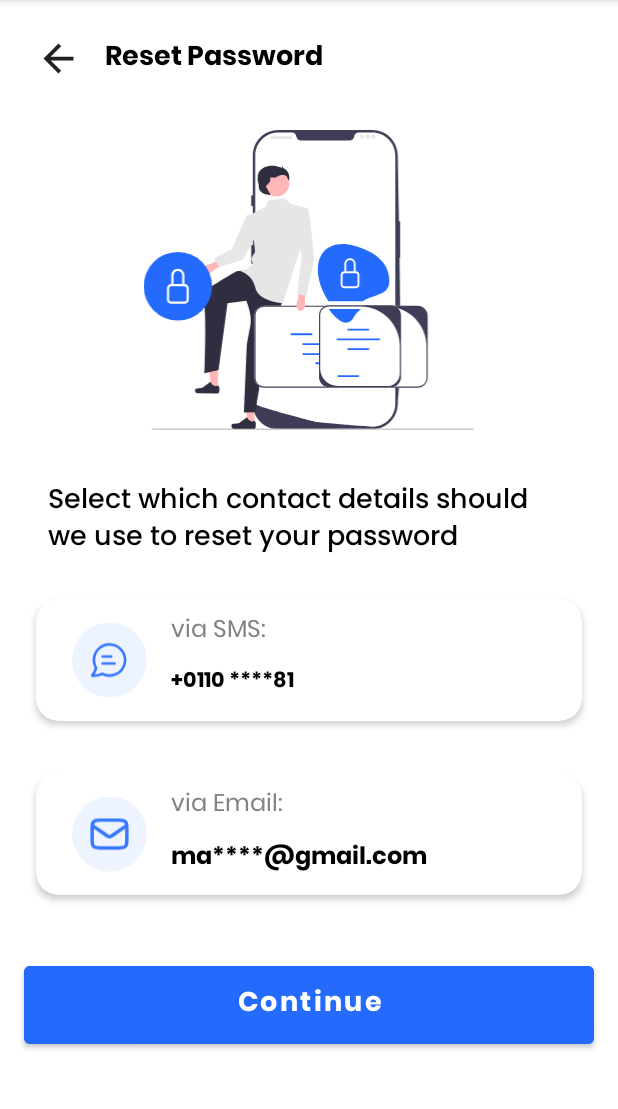
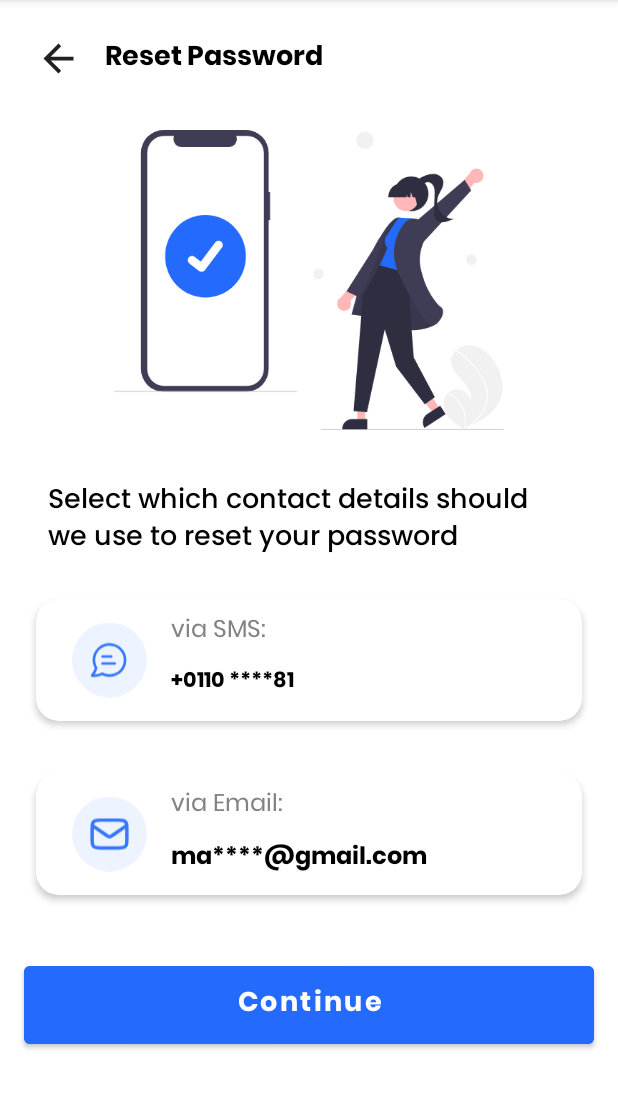
Before and after one commit to MahmoudLkashef/Shifa-a, an Android app: the fragment ForgetPasswordFragment shown on its own in the app's theme, on a phone screen of 412 x 824 dp, the part 84-1193 px from its top. Run offline under Robolectric (Android 15) with nearby library versions, the phone set to English and light mode, and no system bars.

Commit message:
Created Reset Password Screen Layout

```diff
--- a/app/src/main/res/drawable/reset_password.xml
+++ b/app/src/main/res/drawable/reset_password.xml
@@ -1,141 +1,95 @@
 <vector xmlns:android="http://schemas.android.com/apk/res/android"
-    android:width="564.98dp"
-    android:height="512.3dp"
-    android:viewportWidth="564.98"
-    android:viewportHeight="512.3">
+    android:width="364dp"
+    android:height="280dp"
+    android:viewportWidth="816.22"
+    android:viewportHeight="621">
   <path
-      android:pathData="M390.43,511.01H230.11c-24.04,0 -43.61,-19.56 -43.61,-43.61V43.61c0,-24.04 19.56,-43.61 43.61,-43.61h160.31c24.04,0 43.61,19.56 43.61,43.61 2.98,170.18 8.07,360.76 0,423.79 0,24.05 -19.56,43.61 -43.61,43.61l-0,0Z"
+      android:pathData="M326.61,128.78h-2.98L323.63,47.21A47.21,47.21 0,0 0,276.42 0L103.6,0a47.21,47.21 0,0 0,-47.21 47.21L56.39,494.71a47.21,47.21 0,0 0,47.21 47.21L276.42,541.92a47.21,47.21 0,0 0,47.21 -47.21v-307.87h2.98Z"
       android:fillColor="#3f3d56"/>
   <path
-      android:pathData="M436.27,155.88c-1.02,0 -1.84,0.83 -1.84,1.84v59.03c0,1.02 0.83,1.84 1.84,1.84s1.84,-0.83 1.84,-1.84v-59.03c0,-1.02 -0.83,-1.84 -1.84,-1.84Z"
+      android:pathData="M278.33,12.28L255.77,12.28A16.75,16.75 0,0 1,240.26 35.36L141.25,35.36a16.75,16.75 0,0 1,-15.51 -23.08L104.67,12.28A35.26,35.26 0,0 0,69.42 47.54L69.42,494.38a35.26,35.26 0,0 0,35.26 35.26L278.33,529.64a35.26,35.26 0,0 0,35.26 -35.26h0L313.58,47.54A35.26,35.26 0,0 0,278.33 12.28Z"
+      android:fillColor="#fff"/>
+  <path
+      android:pathData="M382,542h-381a1,1 0,0 1,0 -2h381a1,1 0,0 1,0 2Z"
+      android:fillColor="#cbcbcb"/>
+  <path
+      android:pathData="M191.5,261.23m-84.45,0a84.45,84.45 0,1 1,168.89 0a84.45,84.45 0,1 1,-168.89 0"
+      android:fillColor="#246bfd"/>
+  <path
+      android:pathData="M183.13,293.45a8.76,8.76 0,0 1,-5.27 -1.75l-0.09,-0.07 -19.85,-15.18a8.82,8.82 0,1 1,10.73 -14l12.85,9.86L211.89,232.67a8.82,8.82 0,0 1,12.36 -1.63l0,0 -0.19,0.26 0.19,-0.26a8.83,8.83 0,0 1,1.63 12.36l-35.73,46.59a8.82,8.82 0,0 1,-7.01 3.44Z"
+      android:fillColor="#fff"/>
+  <path
+      android:pathData="M694.24,550.3a26.26,26.26 0,0 1,3.61 -4.6c0.56,-0.59 1.16,-1.14 1.77,-1.67a28.14,28.14 0,0 1,46.4 16.01c4.12,-15.25 -6.61,-30.28 -17.41,-41.82 -10.8,-11.54 -23.14,-24.19 -23.08,-40 0.03,-8.8 4.33,-16.64 10.83,-22.46 0.2,-0.18 0.4,-0.35 0.61,-0.52a41.07,41.07 0,0 1,28.29 -9.86c19.2,1.03 35.96,13.93 47.6,29.24 18.74,24.63 26.95,59.2 13.83,87.23 -11.54,24.66 -36.15,39.3 -61.27,51.07q-5.26,2.47 -10.5,4.78c-0.02,0.01 -0.05,0.02 -0.07,0.03 -0.17,0.07 -0.34,0.15 -0.49,0.22 -0.72,0.32 -1.44,0.64 -2.16,0.95l0.33,0.22 1.03,0.67c-0.36,-0.22 -0.71,-0.43 -1.07,-0.64 -0.11,-0.07 -0.22,-0.13 -0.33,-0.19 -12.34,-7.4 -24.84,-15.23 -33.37,-26.79C689.97,580.17 686.42,562.98 694.24,550.3Z"
+      android:fillColor="#f1f1f1"/>
+  <path
+      android:pathData="M776.55,522.44a69.82,69.82 0,0 1,5.38 19.53,60.62 60.62,0 0,1 -0.73,18.01 77.67,77.67 0,0 1,-15.58 33.32,111.79 111.79,0 0,1 -20.18,19.62q-5.26,2.47 -10.5,4.78c-0.02,0.01 -0.05,0.02 -0.07,0.03 -0.17,0.07 -0.34,0.15 -0.49,0.22 -0.72,0.32 -1.44,0.64 -2.16,0.95l0.33,0.22 1.03,0.67c-0.36,-0.22 -0.71,-0.43 -1.07,-0.64 -0.11,-0.07 -0.22,-0.13 -0.33,-0.19a61.8,61.8 0,0 0,-11.21 -55.65A62.33,62.33 0,0 0,697.85 545.71c0.56,-0.59 1.16,-1.14 1.77,-1.67a64.62,64.62 0,0 1,9.9 5.66,63.32 63.32,0 0,1 23.96,31.74 64.73,64.73 0,0 1,1.4 36.19c0.62,-0.4 1.24,-0.82 1.85,-1.23 11.49,-7.75 22.08,-17.06 30.06,-28.47a72.26,72.26 0,0 0,12.82 -32.58c1.53,-12.83 -1.68,-25.45 -7.41,-36.91a151.26,151.26 0,0 0,-23.7 -33.67,171.87 171.87,0 0,0 -31.78,-27.32 1.24,1.24 0,0 1,-0.37 -1.66,1.05 1.05,0 0,1 0.61,-0.52 0.92,0.92 0,0 1,0.78 0.16c1.44,0.96 2.87,1.93 4.28,2.93a173.82,173.82 0,0 1,31.77 29.02C762.83,497.9 771.05,509.63 776.55,522.44Z"
+      android:fillColor="#fff"/>
+  <path
+      android:pathData="M525.04,21.28m-17.93,0a17.93,17.93 0,1 1,35.87 0a17.93,17.93 0,1 1,-35.87 0"
+      android:fillColor="#f1f1f1"/>
+  <path
+      android:pathData="M748.04,268.28m-10.93,0a10.93,10.93 0,1 1,21.87 0a10.93,10.93 0,1 1,-21.87 0"
+      android:fillColor="#f1f1f1"/>
+  <path
+      android:pathData="M428.04,298.28m-10.93,0a10.93,10.93 0,1 1,21.87 0a10.93,10.93 0,1 1,-21.87 0"
+      android:fillColor="#f1f1f1"/>
+  <path
+      android:pathData="M434.22,621h381a1,1 0,1 0,0 -2h-381a1,1 0,0 0,0 2Z"
+      android:fillColor="#cbcbcb"/>
+  <path
+      android:pathData="M773.17,96.63a14.65,14.65 0,0 0,-28.14 -7.43l-30.92,35.44 9.07,25.34 31.09,-41.42A14.57,14.57 0,0 0,773.17 96.63Z"
+      android:fillColor="#ffb7b7"/>
+  <path
+      android:pathData="M645.01,234.55l102.63,-109.53l-13.84,-22.01l-128.72,108.86l39.94,22.67z"
       android:fillColor="#3f3d56"/>
   <path
-      android:pathData="M429.88,43.61V467.39c0,20.93 -16.29,38.05 -36.89,39.38h-0.01c-0.3,0.02 -0.61,0.04 -0.92,0.05 -0.54,0.03 -1.09,0.04 -1.64,0.04 0,0 -2.03,-0.15 -5.74,-0.42 -3.74,-0.28 -9.2,-0.69 -15.99,-1.24 -2.04,-0.16 -4.19,-0.33 -6.46,-0.52 -4.52,-0.37 -9.48,-0.77 -14.8,-1.24 -2.12,-0.18 -4.32,-0.37 -6.56,-0.56 -11.46,-0.99 -24.29,-2.14 -37.82,-3.45 -2.29,-0.21 -4.59,-0.43 -6.92,-0.66 -0.61,-0.06 -105.48,-26.43 -105.48,-31.37V43.61c0,-21.8 17.66,-39.46 39.46,-39.46h23.56c3.76,0 6.79,2.93 7.11,6.69 0.03,0.25 0.06,0.5 0.1,0.75 0.68,3.77 4.14,6.4 7.98,6.4h82.8c3.84,0 7.3,-2.63 7.98,-6.4 0.05,-0.25 0.07,-0.5 0.1,-0.75 0.32,-3.75 3.35,-6.69 7.11,-6.69h23.56c21.8,0 39.46,17.66 39.46,39.46h-0Z"
-      android:fillColor="#fff"/>
+      android:pathData="M622.11,132m-36,0a36,36 0,1 1,72 0a36,36 0,1 1,-72 0"
+      android:fillColor="#2f2e41"/>
   <path
-      android:pathData="M185.59,111.61c-1.02,0 -1.84,0.83 -1.84,1.84v14.76c0,1.02 0.83,1.84 1.84,1.84s1.84,-0.83 1.84,-1.84v-14.76c0,-1.02 -0.83,-1.84 -1.84,-1.84Z"
+      android:pathData="M625,111.66A75.49,75.49 0,0 1,652.46 93.9c6.64,-2.46 13.86,-3.98 20.8,-2.58 6.94,1.4 13.5,6.2 15.44,13.01 1.58,5.57 -0.05,11.56 -2.51,16.81 -2.46,5.24 -5.74,10.1 -7.72,15.54a35.47,35.47 0,0 0,35.69 47.56c-6.82,0.91 -13.11,4.12 -19.77,5.82 -6.67,1.71 -14.53,1.59 -19.49,-3.19 -5.24,-5.05 -5.35,-13.27 -5.09,-20.54q0.57,-16.22 1.13,-32.44c0.19,-5.52 0.36,-11.21 -1.63,-16.36 -1.99,-5.15 -6.72,-9.66 -12.23,-9.61 -4.18,0.04 -7.88,2.57 -11.24,5.07 -3.35,2.5 -6.9,5.16 -11.07,5.54 -4.17,0.37 -8.92,-2.71 -8.61,-6.88Z"
+      android:fillColor="#2f2e41"/>
+  <path
+      android:pathData="M485.38,373.72a14.65,14.65 0,0 1,-11.04 -26.92l31.1,-35.28 26.3,5.68 -37,36.24a14.57,14.57 0,0 1,-9.37 20.29Z"
+      android:fillColor="#ffb7b7"/>
+  <path
+      android:pathData="M587.7,247.4l-77.51,97.3l-23.63,-10.85l91.11,-141.85l10.03,55.39z"
       android:fillColor="#3f3d56"/>
   <path
-      android:pathData="M185.59,155.88c-1.02,0 -1.84,0.83 -1.84,1.84v28.59c0,1.02 0.83,1.84 1.84,1.84s1.84,-0.83 1.84,-1.84v-28.59c0,-1.02 -0.83,-1.84 -1.84,-1.84v0Z"
+      android:pathData="M525.85,541.21l-18.47,-0.29l2.22,62.97l16.25,0l0,-62.68z"
+      android:fillColor="#ffb7b7"/>
+  <path
+      android:pathData="M529.99,598.58l-32,-0h-0A20.39,20.39 0,0 0,477.59 618.97v0.66l52.4,0Z"
+      android:fillColor="#2f2e41"/>
+  <path
+      android:pathData="M648.16,524.51l-20.18,12.96l40.37,48.57l13.67,-8.78l-33.86,-52.74z"
+      android:fillColor="#ffb7b7"/>
+  <path
+      android:pathData="M682.65,570.55 L655.72,587.84l-0,0a20.39,20.39 0,0 0,-6.14 28.18l0.36,0.56 44.09,-28.31Z"
+      android:fillColor="#2f2e41"/>
+  <path
+      android:pathData="M655.35,332.24s-44.84,-148.93 -59.25,-150.94 -37.63,38.21 -37.63,38.21c-30.1,38.41 -61.14,162.82 -61.14,162.82s51.75,3.24 89.57,23.36 82.47,-1.02 82.47,-1.02Z"
       android:fillColor="#3f3d56"/>
   <path
-      android:pathData="M185.59,196.47c-1.02,0 -1.84,0.83 -1.84,1.84v28.59c0,1.02 0.83,1.84 1.84,1.84s1.84,-0.83 1.84,-1.84v-28.59c0,-1.02 -0.83,-1.84 -1.84,-1.84Z"
+      android:fillColor="#FF000000"
+      android:pathData="M655.35,332.24s-44.84,-148.93 -59.25,-150.94 -31.73,38.62 -31.73,38.62c-15,62 -67.04,162.41 -67.04,162.41s51.75,3.24 89.57,23.36 82.47,-1.02 82.47,-1.02Z"
+      android:strokeAlpha="0.1"
+      android:fillAlpha="0.1"/>
+  <path
+      android:pathData="M618.57,287.68l0,74.83l8.81,108.4l44,82l-21,15l-60,-78l-23.73,-77.45l-37.27,171.45l-28,-2l19.45,-237.71l36.9,-66.91l60.85,10.38z"
+      android:fillColor="#2f2e41"/>
+  <path
+      android:pathData="M573.36,215.3c-14,14 -1,29 -1,29l-16,36 63,17 22.02,-98.38 -15,-16c-30,-1 -30.02,-1.62 -30.02,-1.62C591.1,186.44 573.36,215.3 573.36,215.3Z"
+      android:fillColor="#246bfd"/>
+  <path
+      android:pathData="M643.91,188.73a26.88,26.88 0,0 0,-37.78 5.91c-15.84,22.05 -30.48,57.66 -10.3,102.07 32.4,71.31 60.59,107.81 72.06,107.81a4.56,4.56 0,0 0,1.47 -0.23c7.06,-2.39 17.26,-14.33 19.1,-24.85 0.66,-3.77 0.5,-9.01 -4,-12.61 -12.94,-10.35 -36.16,-42.56 -43.4,-84.96 -4,-23.43 3.76,-44.77 10.98,-58.55a26.88,26.88 0,0 0,-7.78 -34.33h0Z"
       android:fillColor="#3f3d56"/>
   <path
-      android:pathData="M217.72,10.61L253.07,10.61A0.31,0.31 0,0 1,253.38 10.92L253.38,14.91A0.31,0.31 0,0 1,253.07 15.22L217.72,15.22A0.31,0.31 0,0 1,217.41 14.91L217.41,10.92A0.31,0.31 0,0 1,217.72 10.61z"
-      android:fillColor="#e6e6e6"/>
+      android:pathData="M611.25,141.21m-23.25,12.71a26.5,26.5 106.34,1 1,46.51 -25.42a26.5,26.5 106.34,1 1,-46.51 25.42"
+      android:fillColor="#ffb7b7"/>
   <path
-      android:pathData="M372.69,11.53m-3.69,0a3.69,3.69 0,1 1,7.38 0a3.69,3.69 0,1 1,-7.38 0"
-      android:fillColor="#e6e6e6"/>
-  <path
-      android:pathData="M382.84,11.53m-3.69,0a3.69,3.69 0,1 1,7.38 0a3.69,3.69 0,1 1,-7.38 0"
-      android:fillColor="#e6e6e6"/>
-  <path
-      android:pathData="M392.99,11.53m-3.69,0a3.69,3.69 0,1 1,7.38 0a3.69,3.69 0,1 1,-7.38 0"
-      android:fillColor="#e6e6e6"/>
-  <path
-      android:pathData="M14.31,511.11c0,0.66 0.53,1.19 1.19,1.19H563.79c0.66,0 1.19,-0.53 1.19,-1.19 0,-0.66 -0.53,-1.19 -1.19,-1.19H15.5c-0.66,0 -1.19,0.53 -1.19,1.19Z"
-      android:fillColor="#ccc"/>
-  <path
-      android:pathData="M189.13,503.29l-11.24,-0l-5.35,-43.37l16.59,0l-0,43.37z"
-      android:fillColor="#ffb6b6"/>
-  <path
-      android:pathData="M150.61,503.04h0c-0.35,0.59 -0.53,2.49 -0.53,3.18h0c0,2.11 1.71,3.82 3.82,3.82h34.82c1.44,0 2.6,-1.17 2.6,-2.6v-1.45s1.72,-4.36 -1.82,-9.73c0,0 -4.41,4.21 -10.99,-2.38l-1.94,-3.52 -14.06,10.28 -7.79,0.96c-1.7,0.21 -3.22,-0.03 -4.09,1.44h-0v0Z"
+      android:pathData="M573.98,139.21h38.27l0.39,-5.49 1.96,5.49h5.89l0.78,-10.89 3.89,10.89h11.4v-0.54a28.62,28.62 0,0 0,-28.59 -28.59h-5.39A28.62,28.62 0,0 0,573.98 138.67Z"
       android:fillColor="#2f2e41"/>
   <path
-      android:pathData="M126.95,443.05l-11.24,-0.04l-5.21,-43.39l16.59,0.05l-0.14,43.37z"
-      android:fillColor="#ffb6b6"/>
-  <path
-      android:pathData="M88.43,442.67h0c-0.35,0.59 -0.54,2.49 -0.54,3.18h0c-0.01,2.11 1.7,3.82 3.8,3.83l34.82,0.11c1.44,0 2.61,-1.16 2.61,-2.6l0,-1.45s1.74,-4.35 -1.79,-9.73c0,0 -4.42,4.19 -10.99,-2.42l-1.93,-3.52 -14.09,10.24 -7.8,0.93c-1.71,0.2 -3.22,-0.04 -4.1,1.43h-0Z"
+      android:pathData="M630.78,158.95 L647.11,153.66L647.11,114L616.26,114l0.76,0.76C627.65,125.37 639.47,163.02 630.78,158.95Z"
       android:fillColor="#2f2e41"/>
-  <path
-      android:pathData="M172.73,240l-14,1s-47.4,26.95 -51.4,32.95 -9.5,14.5 -4.5,23.5 1.19,117.97 1.19,117.97l23.89,-5.4 15.31,-114.02 32,-4.5s11,23.73 7,43.37 -6,31.63 -6,31.63l-5,116 19.5,-0.5 17.5,-107.5 30,-85 -39,-46 -26.5,-3.5Z"
-      android:fillColor="#2f2e41"/>
-  <path
-      android:pathData="M241.73,117l-29,3 -3,10 -28,15 9,63 -7,11 3,11s-8,1 -7,7l-18,3s23.87,4.87 28.94,28.94 47.06,27.06 47.06,27.06l33,-103 3,-61 -23,-6 -9,-9Z"
-      android:fillColor="#e6e6e6"/>
-  <path
-      android:pathData="M226.45,90.66m-22.54,0a22.54,22.54 0,1 1,45.09 0a22.54,22.54 0,1 1,-45.09 0"
-      android:fillColor="#ffb6b6"/>
-  <path
-      android:pathData="M214.73,111h0s-20,-1 -18,-17c-4.95,-17.04 -0.57,-28.1 15,-32 0,0 4,-1 5,-1 13.15,0 20,4 20,4 0,0 -1,-3.96 0,-2.98s2,2.98 2,2.98c0,0 10,5 10,15s0,6 0,6c0,0 -2,0 -4,-6s-14.95,-2 -14.95,-2l0.95,2 -3,-1 -3,3 -2,-1s-8,0 -7,0 0.3,6.8 0.3,6.8l-7.3,8.2 8,15h-2Z"
-      android:fillColor="#2f2e41"/>
-  <path
-      android:pathData="M108.18,230.35c-5.69,3.11 -8.71,8.56 -6.73,12.19s8.2,4.04 13.89,0.93c2.49,-1.36 4.47,-3.17 5.74,-5.08l23.96,-13.47 -6.56,-11.11 -22.92,14.46c-2.29,0.04 -4.89,0.72 -7.38,2.08Z"
-      android:fillColor="#ffb6b6"/>
-  <path
-      android:pathData="M188.98,145.47s-9.39,-3.58 -12.63,0.73 -24.61,56.53 -24.61,56.53l-31.36,16.38 8.82,15.36 40.39,-13.45 26.65,-48.73 -7.25,-26.82Z"
-      android:fillColor="#e6e6e6"/>
-  <path
-      android:pathData="M485.15,317v106c0,9.37 -7.63,17 -17,17H206.15c-9.37,0 -17,-7.63 -17,-17v-106c0,-9.37 7.63,-17 17,-17H468.15c9.37,0 17,7.63 17,17Z"
-      android:fillColor="#fff"/>
-  <path
-      android:pathData="M485.15,317v106c0,9.37 -7.63,17 -17,17L206.15,440c-9.37,0 -17,-7.63 -17,-17v-106c0,-9.37 7.63,-17 17,-17L468.15,300c9.37,0 17,7.63 17,17ZM468.15,438c8.28,0 15,-6.72 15,-15v-53.44c0,-37.31 -30.25,-67.56 -67.56,-67.56L206.15,302c-8.28,0 -15,6.72 -15,15v106c0,8.28 6.72,15 15,15L468.15,438Z"
-      android:fillColor="#3f3d56"/>
-  <path
-      android:pathData="M306.76,364.04h-34.22c-0.86,0 -1.56,0.7 -1.56,1.56s0.7,1.56 1.56,1.56h34.22c0.86,0 1.56,-0.7 1.56,-1.56s-0.7,-1.56 -1.56,-1.56Z"
-      android:fillColor="#246bfd"/>
-  <path
-      android:pathData="M358.76,364.04h-34.22c-0.86,0 -1.56,0.7 -1.56,1.56s0.7,1.56 1.56,1.56h34.22c0.86,0 1.56,-0.7 1.56,-1.56s-0.7,-1.56 -1.56,-1.56Z"
-      android:fillColor="#246bfd"/>
-  <path
-      android:pathData="M306.76,381.15h-34.22c-0.86,0 -1.56,0.7 -1.56,1.56s0.7,1.56 1.56,1.56h34.22c0.86,0 1.56,-0.7 1.56,-1.56s-0.7,-1.56 -1.56,-1.56Z"
-      android:fillColor="#246bfd"/>
-  <path
-      android:pathData="M358.76,381.15h-34.22c-0.86,0 -1.56,0.7 -1.56,1.56s0.7,1.56 1.56,1.56h34.22c0.86,0 1.56,-0.7 1.56,-1.56s-0.7,-1.56 -1.56,-1.56Z"
-      android:fillColor="#246bfd"/>
-  <path
-      android:pathData="M412.32,382.71c0,-0.86 -0.7,-1.56 -1.56,-1.56h-34.22c-0.86,0 -1.56,0.7 -1.56,1.56s0.7,1.56 1.56,1.56h34.22c0.86,0 1.56,-0.7 1.56,-1.56Z"
-      android:fillColor="#246bfd"/>
-  <path
-      android:pathData="M286.76,350.38c0.86,0 1.56,-0.7 1.56,-1.56s-0.7,-1.56 -1.56,-1.56h-34.22c-0.86,0 -1.56,0.7 -1.56,1.56s0.7,1.56 1.56,1.56h34.22Z"
-      android:fillColor="#246bfd"/>
-  <path
-      android:pathData="M387.54,349.74h34.22c0.86,0 1.56,-0.7 1.56,-1.56s-0.7,-1.56 -1.56,-1.56h-34.22c-0.86,0 -1.56,0.7 -1.56,1.56s0.7,1.56 1.56,1.56Z"
-      android:fillColor="#246bfd"/>
-  <path
-      android:pathData="M301.18,350.07h70.95c0.86,0 1.56,-0.7 1.56,-1.56s-0.7,-1.56 -1.56,-1.56h-70.95c-0.86,0 -1.56,0.7 -1.56,1.56s0.7,1.56 1.56,1.56Z"
-      android:fillColor="#246bfd"/>
-  <path
-      android:pathData="M329.09,396.69h-34.22c-0.86,0 -1.56,0.7 -1.56,1.56s0.7,1.56 1.56,1.56h34.22c0.86,0 1.56,-0.7 1.56,-1.56s-0.7,-1.56 -1.56,-1.56Z"
-      android:fillColor="#246bfd"/>
-  <path
-      android:pathData="M439.61,316.2v106c0,9.37 -7.63,17 -17,17h-106c-9.37,0 -17,-7.63 -17,-17v-106c0,-9.37 7.63,-17 17,-17h106c9.37,0 17,7.63 17,17Z"
-      android:fillColor="#fff"/>
-  <path
-      android:pathData="M439.61,316.2v106c0,9.37 -7.63,17 -17,17h-106c-9.37,0 -17,-7.63 -17,-17v-106c0,-9.37 7.63,-17 17,-17h106c9.37,0 17,7.63 17,17ZM416.04,437.2c11.92,0 21.58,-9.66 21.58,-21.58v-46.87c0,-37.31 -30.25,-67.56 -67.56,-67.56h-53.44c-8.28,0 -15,6.72 -15,15v91.21c0,16.45 13.34,29.79 29.79,29.79h84.63v0h-0Z"
-      android:fillColor="#3f3d56"/>
-  <path
-      android:pathData="M383.72,342.49h-34.22c-0.86,0 -1.56,-0.7 -1.56,-1.56s0.7,-1.56 1.56,-1.56h34.22c0.86,0 1.56,0.7 1.56,1.56s-0.7,1.56 -1.56,1.56v0Z"
-      android:fillColor="#246bfd"/>
-  <path
-      android:pathData="M383.72,375.85h-34.22c-0.86,0 -1.56,-0.7 -1.56,-1.56s0.7,-1.56 1.56,-1.56h34.22c0.86,0 1.56,0.7 1.56,1.56s-0.7,1.56 -1.56,1.56v0Z"
-      android:fillColor="#246bfd"/>
-  <path
-      android:pathData="M366.72,421.85h-34.22c-0.86,0 -1.56,-0.7 -1.56,-1.56s0.7,-1.56 1.56,-1.56h34.22c0.86,0 1.56,0.7 1.56,1.56s-0.7,1.56 -1.56,1.56v0Z"
-      android:fillColor="#246bfd"/>
-  <path
-      android:pathData="M402.08,359.18h-70.95c-0.86,0 -1.56,-0.7 -1.56,-1.56s0.7,-1.56 1.56,-1.56h70.95c0.86,0 1.56,0.7 1.56,1.56s-0.7,1.56 -1.56,1.56v0Z"
-      android:fillColor="#246bfd"/>
-  <path
-      android:pathData="M419.67,257.46c0,-33.07 -27.95,-51.26 -59.87,-59.87 -40.93,-11.05 -70.91,11.31 -59.87,59.87 2.5,11.01 8.48,23.86 15.89,34.86h58.75c19.63,-12.78 45.11,-9.19 45.11,-34.86Z"
-      android:fillColor="#246bfd"/>
-  <path
-      android:pathData="M358.91,319.97c3.34,-6.37 7.58,-10.97 12.25,-14.47h-55.03c14.16,20.23 32.95,33.22 42.78,14.47Z"
-      android:fillColor="#246bfd"/>
-  <path
-      android:pathData="M352.56,222.06c3.53,0 6.4,2.86 6.4,6.4v12.79h-12.79v-12.79c0,-3.53 2.86,-6.4 6.4,-6.4ZM362.16,241.25v-12.79c0,-5.3 -4.3,-9.6 -9.6,-9.6s-9.6,4.3 -9.6,9.6v12.79c-3.53,0 -6.4,2.86 -6.4,6.4v15.99c0,3.53 2.86,6.4 6.4,6.4h19.19c3.53,0 6.4,-2.86 6.4,-6.4v-15.99c0,-3.53 -2.86,-6.4 -6.4,-6.4h0ZM342.97,244.45h19.19c1.77,0 3.2,1.43 3.2,3.2v15.99c0,1.77 -1.43,3.2 -3.2,3.2h-19.19c-1.77,0 -3.2,-1.43 -3.2,-3.2v-15.99c0,-1.77 1.43,-3.2 3.2,-3.2Z"
-      android:fillColor="#fff"/>
-  <path
-      android:pathData="M261.15,296.54c-0.77,6.44 1.93,12.06 6.02,12.55s8.05,-4.33 8.82,-10.77c0.34,-2.82 0.01,-5.48 -0.81,-7.62l2.93,-27.33 -12.85,-1.1 -1.52,27.06c-1.3,1.89 -2.25,4.4 -2.58,7.22Z"
-      android:fillColor="#ffb6b6"/>
-  <path
-      android:pathData="M264.23,133.5s14,-4 17,2 10,85 10,85l-13.5,63.06 -15.5,-4.06 8,-64 -11,-48 5,-34Z"
-      android:fillColor="#e6e6e6"/>
-  <path
-      android:pathData="M58.5,266.84m-58.5,0a58.5,58.5 0,1 1,117 0a58.5,58.5 0,1 1,-117 0"
-      android:fillColor="#246bfd"/>
-  <path
-      android:pathData="M58.5,240.65c4.13,0 7.48,3.35 7.48,7.48v14.97h-14.97v-14.97c0,-4.13 3.35,-7.48 7.48,-7.48ZM69.72,263.1v-14.97c0,-6.2 -5.03,-11.22 -11.22,-11.22s-11.22,5.03 -11.22,11.22v14.97c-4.13,0 -7.48,3.35 -7.48,7.48v18.71c0,4.13 3.35,7.48 7.48,7.48h22.45c4.13,0 7.48,-3.35 7.48,-7.48v-18.71c0,-4.13 -3.35,-7.48 -7.48,-7.48h0ZM47.28,266.84h22.45c2.07,0 3.74,1.68 3.74,3.74v18.71c0,2.07 -1.68,3.74 -3.74,3.74h-22.45c-2.07,0 -3.74,-1.68 -3.74,-3.74v-18.71c0,-2.07 1.68,-3.74 3.74,-3.74Z"
-      android:fillColor="#fff"/>
 </vector>
--- a/app/src/main/res/layout/fragment_sign_up_doctor.xml
+++ b/app/src/main/res/layout/fragment_sign_up_doctor.xml
@@ -27,7 +27,7 @@
             app:layout_constraintTop_toTopOf="parent" />
 
         <TextView
-            android:id="@+id/tv_doctor_details"
+            android:id="@+id/tv_create_new_password"
             android:layout_width="wrap_content"
             android:layout_height="wrap_content"
             android:layout_marginStart="@dimen/spacing_normal"
@@ -48,7 +48,7 @@
             android:src="@drawable/doctor_register"
             app:layout_constraintEnd_toEndOf="parent"
             app:layout_constraintStart_toStartOf="parent"
-            app:layout_constraintTop_toBottomOf="@+id/tv_doctor_details" />
+            app:layout_constraintTop_toBottomOf="@+id/tv_create_new_password" />
 
         <androidx.cardview.widget.CardView
             android:id="@+id/cv_doctor_form"
```
Also changed, not shown: app/src/main/java/com/syncdev/shifaa/ResetPasswordFragment.kt (added, +22 -0 lines), app/src/main/res/layout/fragment_reset_password.xml (added, +137 -0 lines), app/src/main/res/values/strings.xml (+7 -0 lines), 1 other file.
